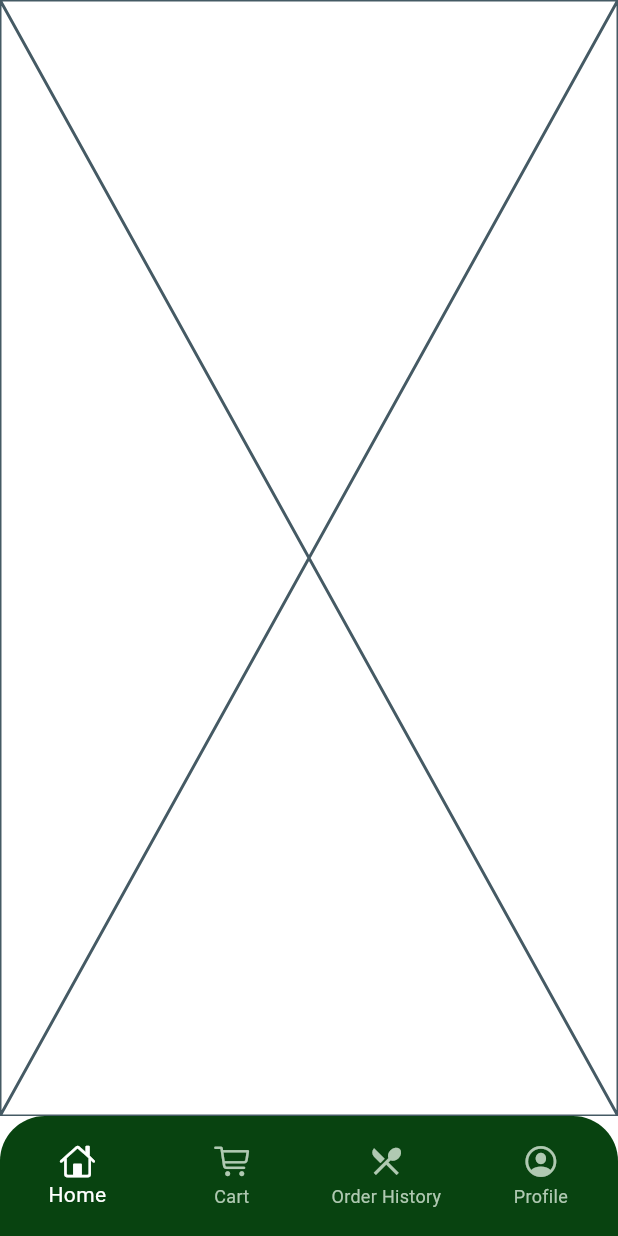
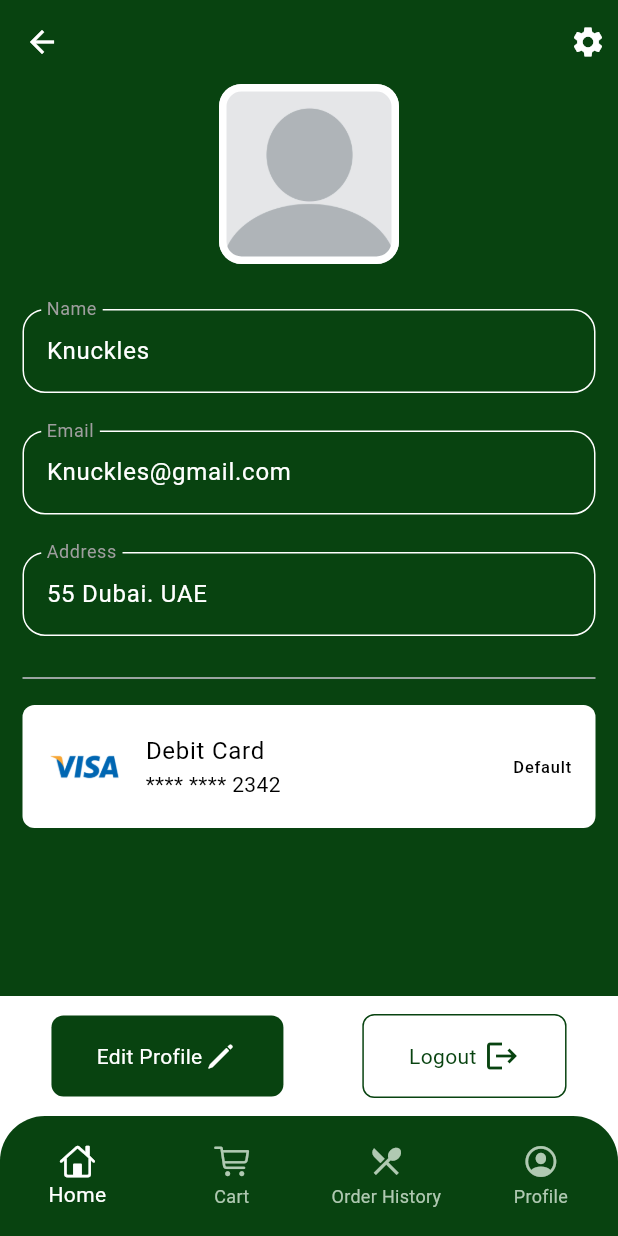
Before and after one commit to Sarakhairy/food_delivery_app, a Flutter app: the screen it shows after launch, swiped to page 4, on a phone screen of 412 x 824 dp. Run offline on Flutter 3.47's test engine with Material 3 defaults, Android fonts, the phone set to English and light mode, and no system bars.

Commit message:
finishing profile screen ui

```diff
--- a/lib/features/auth/presentation/pages/profile_page.dart
+++ /dev/null
@@ -1,10 +0,0 @@
-import 'package:flutter/material.dart';
-
-class ProfilePage extends StatelessWidget {
-  const ProfilePage({super.key});
-
-  @override
-  Widget build(BuildContext context) {
-    return const Placeholder();
-  }
-}
--- /dev/null
+++ b/lib/features/profile/presentation/page/profile_page.dart
@@ -0,0 +1,128 @@
+import 'package:flutter/cupertino.dart';
+import 'package:flutter/material.dart';
+import 'package:food_delivery_app/core/constants/app_colors.dart';
+import 'package:food_delivery_app/features/profile/presentation/widgets/profile_text_field.dart';
+import 'package:food_delivery_app/shared/custom_text.dart';
+
+class ProfilePage extends StatelessWidget {
+  ProfilePage({super.key});
+  final TextEditingController name = TextEditingController(text: 'Knuckles');
+  final TextEditingController email = TextEditingController(text: 'Knuckles@gmail.com');
+  final TextEditingController address = TextEditingController(text: '55 Dubai. UAE');
+
+  @override
+  Widget build(BuildContext context) {
+    return Scaffold(
+      backgroundColor: AppColors.primaryColor,
+      appBar: AppBar(
+        actions: [
+          Padding(
+            padding: const EdgeInsets.only(right: 8.0),
+            child: Icon(Icons.settings, color: Colors.white),
+          ),
+        ],
+        backgroundColor: AppColors.primaryColor,
+        scrolledUnderElevation: 0.0,
+        leading: GestureDetector(
+          onTap: () {
+            Navigator.of(context).pop();
+          },
+          child: Icon(Icons.arrow_back, color: Colors.white),
+        ),
+      ),
+      body: Padding(
+        padding: const EdgeInsets.symmetric(horizontal: 15.0),
+        child: Column(
+          children: [
+            Center(
+              child: Container(
+                height: 120,
+                width: 120,
+                decoration: BoxDecoration(
+                  image: DecorationImage(
+                    image: AssetImage('assets/images/user.jpeg'),
+                  ),
+                  border: Border.all(width: 5, color: Colors.white),
+                  color: Colors.grey,
+                  borderRadius: BorderRadius.circular(15),
+                ),
+              ),
+            ),
+            const SizedBox(height: 30),
+            ProfileTextField(hintText: "Name", controller: name),
+            const SizedBox(height: 25),
+            ProfileTextField(hintText: "Email", controller: email),
+            const SizedBox(height: 25),
+            ProfileTextField(hintText: "Address", controller: address),
+            const SizedBox(height: 20),
+            Divider(),
+            const SizedBox(height: 10),
+            ListTile(
+                shape: RoundedRectangleBorder(
+                  borderRadius: BorderRadius.circular(8),
+                ),
+                contentPadding: EdgeInsets.symmetric(
+                  vertical: 5,
+                  horizontal: 16,
+                ),
+                tileColor: Colors.white,
+                leading: Image.asset(
+                  "assets/images/profileVisa.png",
+                  width: 50,
+                ),
+                title: CustomText(text: 'Debit Card', color: Colors.black),
+                subtitle: CustomText(
+                  text: "**** **** 2342",
+                  color: Colors.black,
+                ),
+                trailing: CustomText(text: "Default",color: Colors.black,)
+
+              ),
+
+          ],
+        ),
+      ),
+      bottomSheet: Container(
+        padding: EdgeInsets.symmetric(horizontal: 8),
+        height: 80,
+        decoration: BoxDecoration(
+          color: Colors.white
+        ),
+        child: Row(
+          mainAxisAlignment: MainAxisAlignment.spaceAround,
+          children: [
+            Container(
+              padding: EdgeInsets.symmetric(horizontal: 30,vertical: 15),
+
+              decoration: BoxDecoration(
+                color: AppColors.primaryColor,
+                borderRadius: BorderRadius.circular(8)
+              ),
+              child: Row(
+                children: [
+                  CustomText(text: "Edit Profile",color: Colors.white,),
+                  Icon(CupertinoIcons.pencil,color: Colors.white,)
+                ],
+              ),
+            ),
+                        Container(
+              padding: EdgeInsets.symmetric(horizontal: 30,vertical: 15),
+              decoration: BoxDecoration(
+                borderRadius: BorderRadius.circular(8),
+                border: Border.all(color: AppColors.primaryColor)
+              ),
+              child: Row(
+                children: [
+                  CustomText(text: "Logout",color: AppColors.primaryColor,),
+                  const SizedBox(width: 5,),
+                  Icon(Icons.logout,color: AppColors.primaryColor,)
+
+                ],
+              ),
+            )
+          ],
+        ),
+      ),
+    );
+  }
+}
--- /dev/null
+++ b/lib/features/profile/presentation/widgets/profile_text_field.dart
@@ -0,0 +1,31 @@
+import 'package:flutter/material.dart';
+
+class ProfileTextField extends StatelessWidget {
+  final String hintText;
+  final TextEditingController controller;
+  const ProfileTextField({super.key, required this.hintText, required this.controller});
+
+  @override
+  Widget build(BuildContext context) {
+    return TextField(
+      controller: controller,
+      style: TextStyle(color: Colors.white),
+      cursorColor: Colors.white,
+      cursorHeight: 20,
+      decoration: InputDecoration(
+        labelText: hintText,
+        filled: false,
+        labelStyle: TextStyle(color: Colors.grey),
+        enabledBorder: OutlineInputBorder(
+          borderRadius: BorderRadius.circular(15),
+          borderSide: BorderSide(color: Colors.white),
+        ),
+        focusedBorder: OutlineInputBorder(
+          borderRadius: BorderRadius.circular(15),
+
+          borderSide: BorderSide(color: Colors.white),
+        ),
+      ),
+    );
+  }
+}
--- a/lib/features/splash/presentation/pages/splash_page.dart
+++ b/lib/features/splash/presentation/pages/splash_page.dart
@@ -1,13 +1,34 @@
 import 'package:flutter/material.dart';
 import 'package:food_delivery_app/core/constants/app_colors.dart';
+import 'package:food_delivery_app/root.dart';
 
-class SplashPage extends StatelessWidget {
+class SplashPage extends StatefulWidget {
   const SplashPage({super.key});
 
   @override
+  State<SplashPage> createState() => _SplashPageState();
+}
+
+class _SplashPageState extends State<SplashPage> {
+  @override
+  void initState() {
+    Future.delayed(Duration(seconds: 2), () {
+      Navigator.of(context).push(
+        MaterialPageRoute(
+          builder: (context) {
+            return Root();
+          },
+        ),
+      );
+    });
+    super.initState();
+  }
+
+  @override
   Widget build(BuildContext context) {
-    return Scaffold(backgroundColor: AppColors.primaryColor,body: Center(
-      child: Image.asset('assets/images/logo.png'),
-    ),);
+    return Scaffold(
+      backgroundColor: AppColors.primaryColor,
+      body: Center(child: Image.asset('assets/images/logo.png',width: 250,)),
+    );
   }
 }
--- a/lib/main.dart
+++ b/lib/main.dart
@@ -19,7 +19,7 @@ class MyApp extends StatelessWidget {
       debugShowCheckedModeBanner: false,
       title: 'Food Delivery app',
       theme: themeData,
-      home:  Root()
+      home:  SplashPage()
     );
   }
 }
--- a/lib/root.dart
+++ b/lib/root.dart
@@ -1,7 +1,7 @@
 import 'package:flutter/cupertino.dart';
 import 'package:flutter/material.dart';
 import 'package:food_delivery_app/core/constants/app_colors.dart';
-import 'package:food_delivery_app/features/auth/presentation/pages/profile_page.dart';
+import 'package:food_delivery_app/features/profile/presentation/page/profile_page.dart';
 import 'package:food_delivery_app/features/cart/presentation/pages/cart_page.dart';
 import 'package:food_delivery_app/features/home/presentation/pages/home_page.dart';
 import 'package:food_delivery_app/features/orderHistory/presentation/pages/order_history_page.dart';
```
Also changed, not shown: assets/images/user.jpeg (added).
